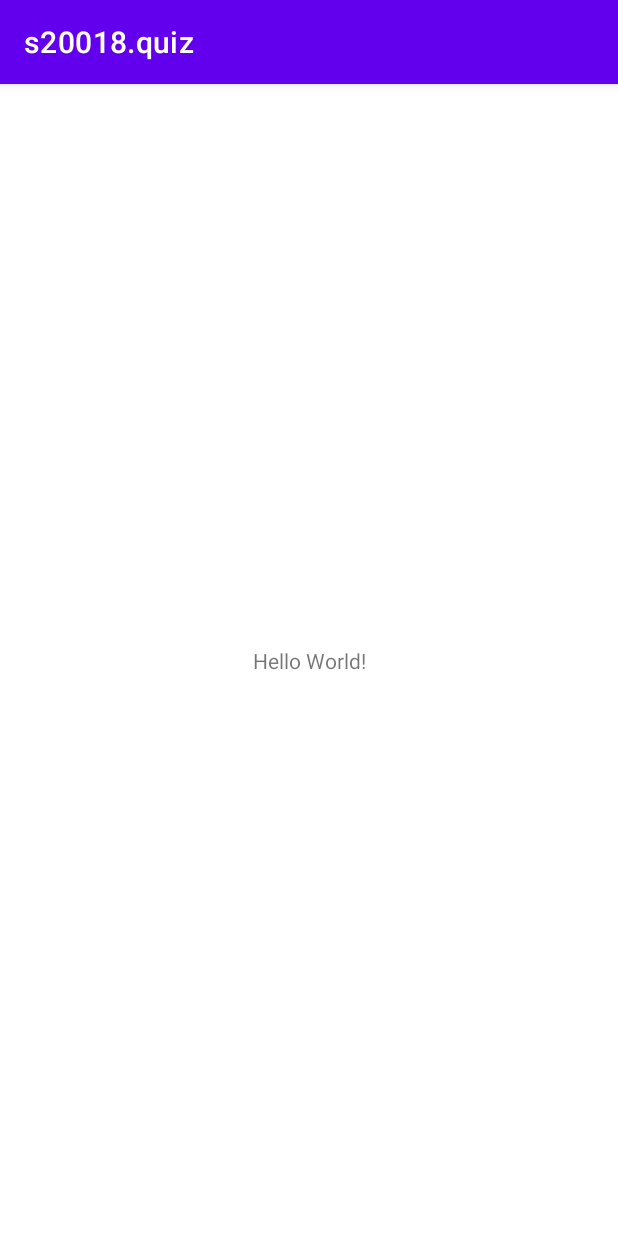
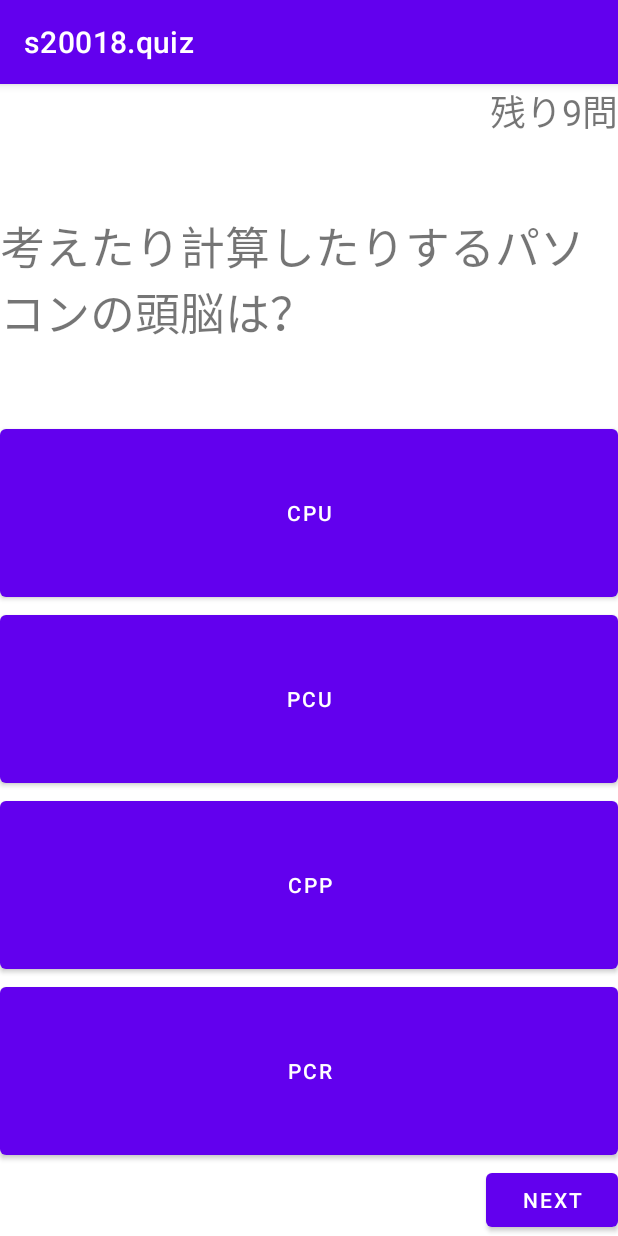
Before and after one commit to s20018/s20018.quiz, an Android app: the screen it shows after launch (MainActivity), on a phone screen of 412 x 824 dp. Run offline under Robolectric (Android 15) with nearby library versions, the phone set to English and light mode, and no system bars.

Commit message:
まだ足りない

```diff
--- a/app/build.gradle
+++ b/app/build.gradle
@@ -13,6 +13,10 @@ android {
         targetSdkVersion 30
         versionCode 1
         versionName "1.0"
+
+        buildFeatures {
+            viewBinding = true
+        }
 
         testInstrumentationRunner "androidx.test.runner.AndroidJUnitRunner"
     }
--- a/app/src/main/AndroidManifest.xml
+++ b/app/src/main/AndroidManifest.xml
@@ -9,6 +9,8 @@
         android:roundIcon="@mipmap/ic_launcher_round"
         android:supportsRtl="true"
         android:theme="@style/Theme.S20018quiz">
+        <activity android:name=".startmenu"></activity>
+        <activity android:name=".Result" />
         <activity android:name=".MainActivity">
             <intent-filter>
                 <action android:name="android.intent.action.MAIN" />
--- a/app/src/main/java/com/example/s20018quiz/MainActivity.kt
+++ b/app/src/main/java/com/example/s20018quiz/MainActivity.kt
@@ -1,11 +1,123 @@
-package com.example.s20018quiz
+package com.example.s20018quiz;
 
+import android.annotation.SuppressLint
+import android.content.Intent
 import androidx.appcompat.app.AppCompatActivity
 import android.os.Bundle
+import android.os.CountDownTimer
+import android.view.View
+import android.widget.Button
+import android.widget.TextView
+import com.example.s20018quiz.databinding.ActivityMainBinding
+import java.util.*
+import kotlin.Result
 
 class MainActivity : AppCompatActivity() {
+
+    private var tvCount: TextView? = null
+    private var tvQuestion: TextView? = null
+    private var ansBtn1: Button? = null
+    private var ansBtn2: Button? = null
+    private var ansBtn3: Button? = null
+    private var ansBtn4: Button? = null
+    private var nextBtn: Button? = null
+    private var i = 0
+
+    var quizData = arrayOf(
+        arrayOf("考えたり計算したりするパソコンの頭脳は？", "CPU", "PCU", "PCR", "CPP"),
+        arrayOf("CDやDVDなど、光ディスクを読み書きする装置は？", "光学ドライブ", "光磁気ディスク", "磁気テープ", "フラッシュメモリ"),
+        arrayOf("記憶装置のなかで、アクセス時間が短いものは？", "キャッシュメモリ", "HDD", "SSD", "主記憶"),
+        arrayOf("プリンタが１分間に印刷できるページ数を表す単位は？", "ppm", "cpi", "dpi", "rpm"),
+        arrayOf("2.4GHzの電波を使って無線通信を行う規格は？", "Blutooth", "IrDA", "USB", "IEEE1394"),
+        arrayOf("10進数155を2進数で表したものは？", "10011011", "10110011", "11001101", "11011001"),
+        arrayOf("2進数10110を3倍したものは？", "111010", "111110", "1000010", "10110000"),
+        arrayOf("映像データや音声データの圧縮方式は？", "MPEG", "BMP", "GIF", "JPEG"),
+        arrayOf("Apple社製のOSは？", "Apple", "Windows", "Linux", "iphone"),
+        arrayOf("無線LANの規格は？", "IEEE802.11n", "CDMA", "IEEE802.3", "ISON")
+    )
+
     override fun onCreate(savedInstanceState: Bundle?) {
         super.onCreate(savedInstanceState)
         setContentView(R.layout.activity_main)
+
+        //idを取得
+        id
+        showQuiz()
+    }
+
+    //idを取得
+    val id: Unit
+        get() {
+            tvCount = findViewById(R.id.Count)
+            tvQuestion = findViewById(R.id.Question)
+            ansBtn1 = findViewById(R.id.Btn1)
+            ansBtn2 = findViewById(R.id.Btn2)
+            ansBtn3 = findViewById(R.id.Btn3)
+            ansBtn4 = findViewById(R.id.Btn4)
+            nextBtn = findViewById(R.id.NextBtn)
+        }
+
+    //クイズを表示
+    @SuppressLint("SetTextI18n")
+    fun showQuiz() {
+
+        //シャッフル
+        val num = Arrays.asList(1, 2, 3, 4)
+        Collections.shuffle(num)
+        tvCount!!.text = "残り" + (9 - i) + "問"
+        tvQuestion!!.text = quizData[i][0]
+        ansBtn1!!.text = quizData[i][num[0]!!]
+        ansBtn2!!.text = quizData[i][num[1]!!]
+        ansBtn3!!.text = quizData[i][num[2]!!]
+        ansBtn4!!.text = quizData[i][num[3]!!]
+    }
+
+    //ボタンが押されたときの正誤判定
+    fun onButton(view: View) {
+        //押されたボタン
+        val clickedBtn = view as Button
+        val clickedAns = clickedBtn.text.toString()
+        if (clickedAns == quizData[i][1]) {
+            clickedBtn.text = "正解！"
+
+
+            //ボタンを無効化、ネクストボタンを有効化
+            ansBtn1!!.isEnabled = false
+            ansBtn2!!.isEnabled = false
+            ansBtn3!!.isEnabled = false
+            ansBtn4!!.isEnabled = false
+            nextBtn!!.isEnabled = true
+
+            //i++;
+            if (i == 10) {
+                //画面遷移
+                val intent = Intent(this, Result::class.java)
+                intent.putExtra("tokuten", view?.id)
+                startActivity(intent)
+                finish()
+
+            } else {
+                i++
+            }
+        } else {
+            clickedBtn.text = "不正解！"
+            tvQuestion!!.text = "ゲームオーバー！"
+
+            //ボタンを無効化
+            ansBtn1!!.isEnabled = false
+            ansBtn2!!.isEnabled = false
+            ansBtn3!!.isEnabled = false
+            ansBtn4!!.isEnabled = false
+            nextBtn!!.isEnabled = false
+        }
+    }
+
+    //Nextボタンが押された時の処理
+    fun onNext(view: View?) {
+        showQuiz()
+        ansBtn1!!.isEnabled = true
+        ansBtn2!!.isEnabled = true
+        ansBtn3!!.isEnabled = true
+        ansBtn4!!.isEnabled = true
     }
 }
--- a/app/src/main/res/layout/activity_main.xml
+++ b/app/src/main/res/layout/activity_main.xml
@@ -1,18 +1,68 @@
-<?xml version="1.0" encoding="utf-8"?>
-<androidx.constraintlayout.widget.ConstraintLayout xmlns:android="http://schemas.android.com/apk/res/android"
+<LinearLayout xmlns:android="http://schemas.android.com/apk/res/android"
 xmlns:app="http://schemas.android.com/apk/res-auto"
 xmlns:tools="http://schemas.android.com/tools"
 android:layout_width="match_parent"
 android:layout_height="match_parent"
+android:orientation="vertical"
 tools:context=".MainActivity">
 
+
 <TextView
+    android:id="@+id/Count"
     android:layout_width="wrap_content"
     android:layout_height="wrap_content"
-        android:text="Hello World!"
-        app:layout_constraintBottom_toBottomOf="parent"
-        app:layout_constraintLeft_toLeftOf="parent"
-        app:layout_constraintRight_toRightOf="parent"
-        app:layout_constraintTop_toTopOf="parent" />
+    android:layout_gravity="right"
+    android:text="あと●問"
+    android:textSize="24sp" />
 
-</androidx.constraintlayout.widget.ConstraintLayout>
+<TextView
+    android:id="@+id/Question"
+    android:layout_width="wrap_content"
+    android:layout_height="wrap_content"
+    android:layout_gravity="center"
+    android:layout_marginTop="50dp"
+    android:text="question"
+    android:textSize="30sp" />
+
+<Button
+    android:id="@+id/Btn1"
+    android:layout_width="match_parent"
+    android:layout_height="0dp"
+    android:layout_marginTop="50dp"
+    android:layout_weight="1"
+    android:onClick="onButton"
+    android:text="ans1" />
+
+<Button
+    android:id="@+id/Btn2"
+    android:layout_width="match_parent"
+    android:layout_height="0dp"
+    android:layout_weight="1"
+    android:onClick="onButton"
+    android:text="ans2" />
+
+<Button
+    android:id="@+id/Btn3"
+    android:layout_width="match_parent"
+    android:layout_height="0dp"
+    android:layout_weight="1"
+    android:onClick="onButton"
+    android:text="ans3" />
+
+<Button
+    android:id="@+id/Btn4"
+    android:layout_width="match_parent"
+    android:layout_height="0dp"
+    android:layout_weight="1"
+    android:onClick="onButton"
+    android:text="ans4" />
+
+<Button
+    android:id="@+id/NextBtn"
+    android:layout_width="wrap_content"
+    android:layout_height="wrap_content"
+    android:layout_gravity="right"
+    android:onClick="onNext"
+    android:text="next" />
+
+</LinearLayout>
```
Also changed, not shown: app/src/main/java/com/example/s20018quiz/Result.kt (added, +12 -0 lines), app/src/main/res/layout/activity_result.xml (added, +34 -0 lines), app/src/main/res/layout/activity_startmenu.xml (added, +20 -0 lines), app/src/main/res/values/strings.xml (+7 -0 lines). Lines whose indentation alone changed are shown as unchanged.
